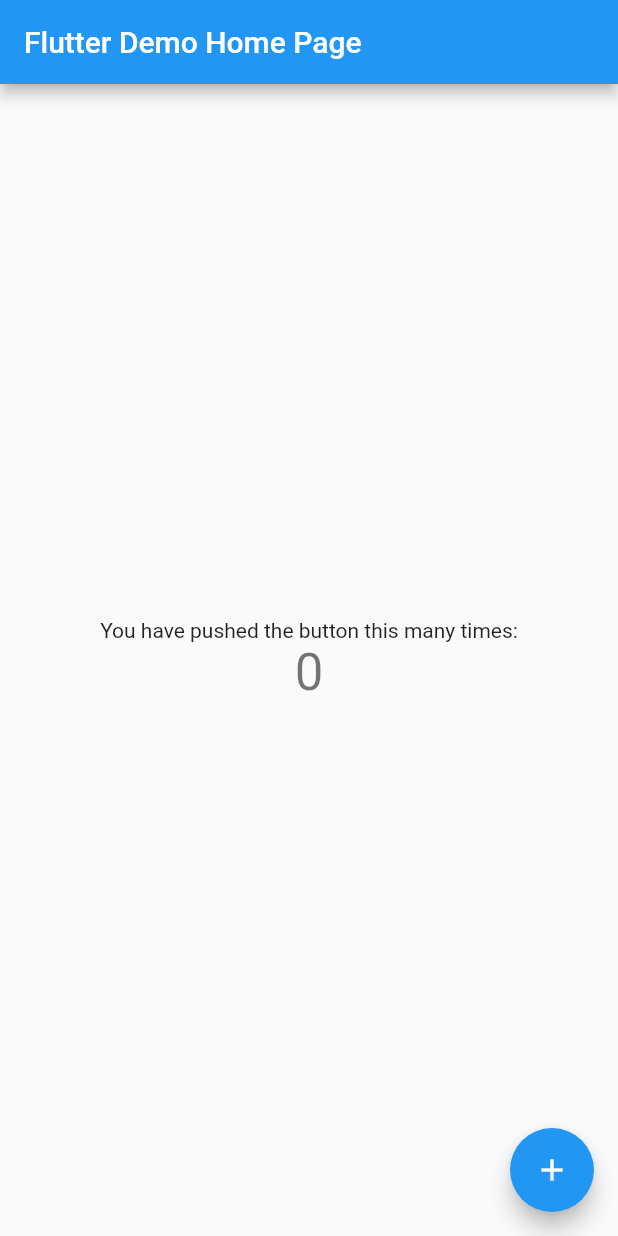
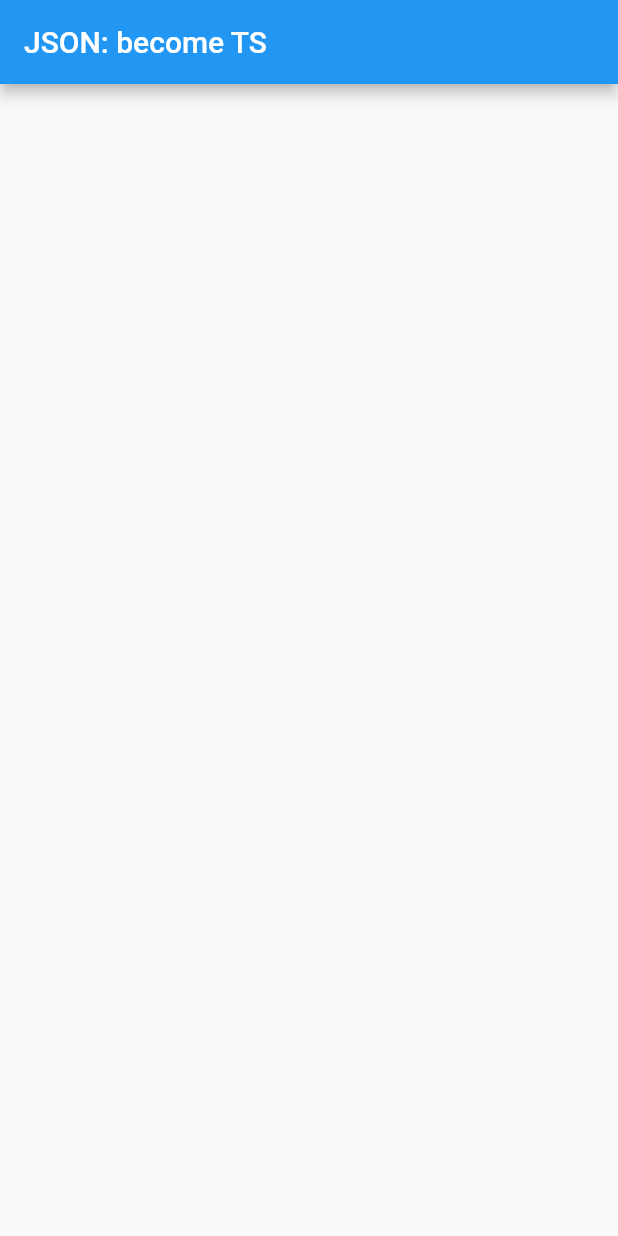
Before and after one commit to HenryQuan/json-become-ts, a Flutter app: the screen it shows after launch, on a phone screen of 412 x 824 dp. Run offline on Flutter 3.47's test engine with Material 2 defaults, Android fonts, the phone set to English and light mode, and no system bars.

Commit message:
added ios, android and mac

```diff
--- /dev/null
+++ b/GUI/lib/core/writter.dart
@@ -0,0 +1,4 @@
+/// The base of all writter
+abstract class Writter {
+
+}
--- a/GUI/lib/main.dart
+++ b/GUI/lib/main.dart
@@ -1,3 +1,4 @@
+import 'package:GUI/ui/page/HomePage.dart';
 import 'package:flutter/material.dart';
 
 void main() {
@@ -5,109 +6,14 @@ void main() {
 }
 
 class MyApp extends StatelessWidget {
-  // This widget is the root of your application.
   @override
   Widget build(BuildContext context) {
     return MaterialApp(
-      title: 'Flutter Demo',
+      title: 'JSON: become TS',
       theme: ThemeData(
-        // This is the theme of your application.
-        //
-        // Try running your application with "flutter run". You'll see the
-        // application has a blue toolbar. Then, without quitting the app, try
-        // changing the primarySwatch below to Colors.green and then invoke
-        // "hot reload" (press "r" in the console where you ran "flutter run",
-        // or simply save your changes to "hot reload" in a Flutter IDE).
-        // Notice that the counter didn't reset back to zero; the application
-        // is not restarted.
         primarySwatch: Colors.blue,
       ),
-      home: MyHomePage(title: 'Flutter Demo Home Page'),
+      home: HomePage(),
     );
   }
 }
-
-class MyHomePage extends StatefulWidget {
-  MyHomePage({Key key, this.title}) : super(key: key);
-
-  // This widget is the home page of your application. It is stateful, meaning
-  // that it has a State object (defined below) that contains fields that affect
-  // how it looks.
-
-  // This class is the configuration for the state. It holds the values (in this
-  // case the title) provided by the parent (in this case the App widget) and
-  // used by the build method of the State. Fields in a Widget subclass are
-  // always marked "final".
-
-  final String title;
-
-  @override
-  _MyHomePageState createState() => _MyHomePageState();
-}
-
-class _MyHomePageState extends State<MyHomePage> {
-  int _counter = 0;
-
-  void _incrementCounter() {
-    setState(() {
-      // This call to setState tells the Flutter framework that something has
-      // changed in this State, which causes it to rerun the build method below
-      // so that the display can reflect the updated values. If we changed
-      // _counter without calling setState(), then the build method would not be
-      // called again, and so nothing would appear to happen.
-      _counter++;
-    });
-  }
-
-  @override
-  Widget build(BuildContext context) {
-    // This method is rerun every time setState is called, for instance as done
-    // by the _incrementCounter method above.
-    //
-    // The Flutter framework has been optimized to make rerunning build methods
-    // fast, so that you can just rebuild anything that needs updating rather
-    // than having to individually change instances of widgets.
-    return Scaffold(
-      appBar: AppBar(
-        // Here we take the value from the MyHomePage object that was created by
-        // the App.build method, and use it to set our appbar title.
-        title: Text(widget.title),
-      ),
-      body: Center(
-        // Center is a layout widget. It takes a single child and positions it
-        // in the middle of the parent.
-        child: Column(
-          // Column is also a layout widget. It takes a list of children and
-          // arranges them vertically. By default, it sizes itself to fit its
-          // children horizontally, and tries to be as tall as its parent.
-          //
-          // Invoke "debug painting" (press "p" in the console, choose the
-          // "Toggle Debug Paint" action from the Flutter Inspector in Android
-          // Studio, or the "Toggle Debug Paint" command in Visual Studio Code)
-          // to see the wireframe for each widget.
-          //
-          // Column has various properties to control how it sizes itself and
-          // how it positions its children. Here we use mainAxisAlignment to
-          // center the children vertically; the main axis here is the vertical
-          // axis because Columns are vertical (the cross axis would be
-          // horizontal).
-          mainAxisAlignment: MainAxisAlignment.center,
-          children: <Widget>[
-            Text(
-              'You have pushed the button this many times:',
-            ),
-            Text(
-              '$_counter',
-              style: Theme.of(context).textTheme.headline4,
-            ),
-          ],
-        ),
-      ),
-      floatingActionButton: FloatingActionButton(
-        onPressed: _incrementCounter,
-        tooltip: 'Increment',
-        child: Icon(Icons.add),
-      ), // This trailing comma makes auto-formatting nicer for build methods.
-    );
-  }
-}
--- /dev/null
+++ b/GUI/lib/ui/page/HomePage.dart
@@ -0,0 +1,22 @@
+import 'package:flutter/material.dart';
+
+/// HomePage class
+class HomePage extends StatefulWidget {
+  HomePage({Key key}) : super(key: key);
+
+  @override
+  _HomePageState createState() => _HomePageState();
+}
+
+
+class _HomePageState extends State<HomePage> {
+  @override
+  Widget build(BuildContext context) {
+    return Scaffold(
+      appBar: AppBar(
+        title: Text('JSON: become TS')
+      ),
+      body: Container(),
+    );
+  }
+}
```
Also changed, not shown: 82 other files.
